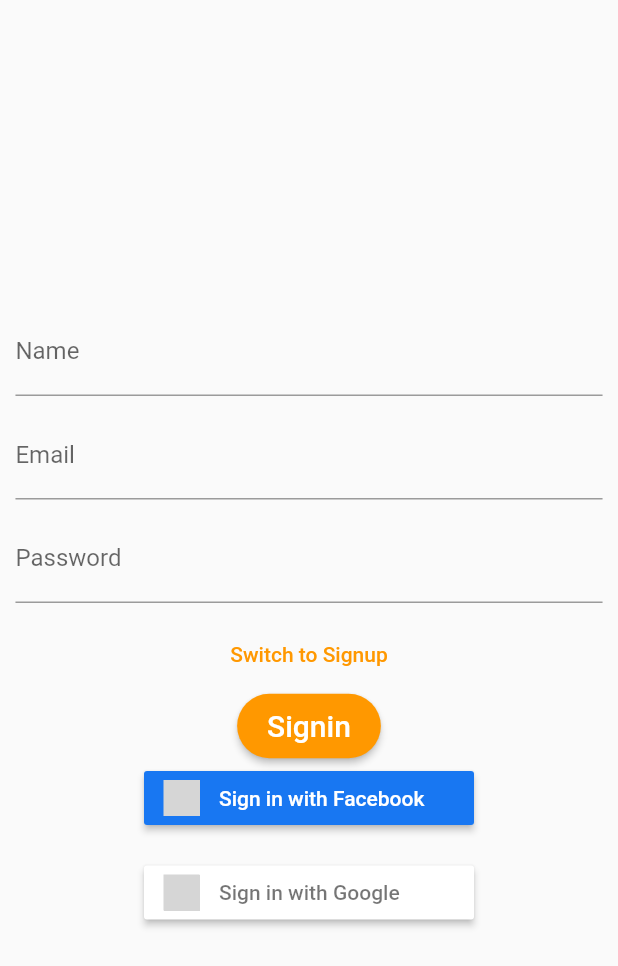
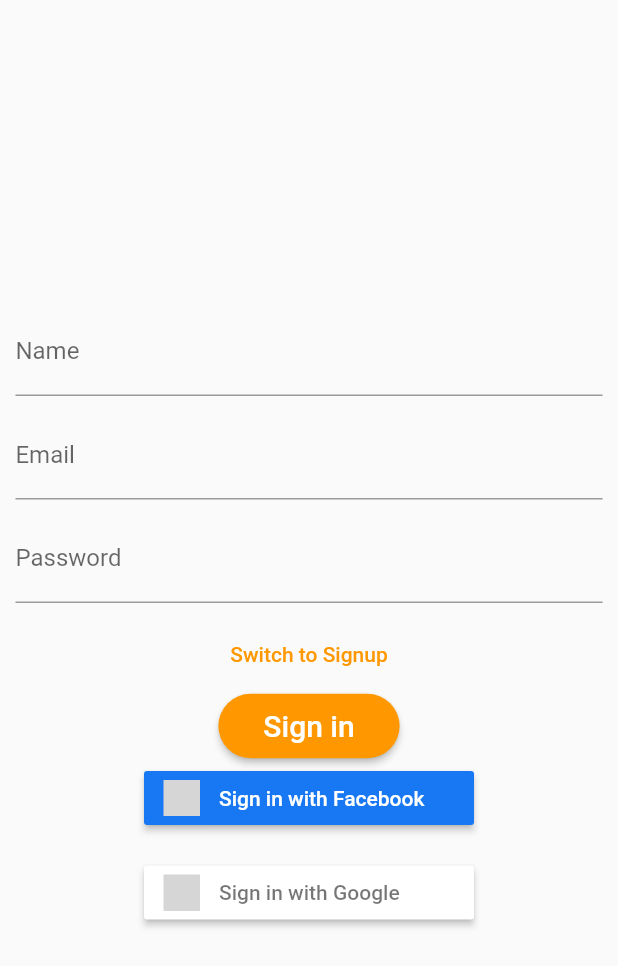
Before and after one commit to naveen-ku/food_wars, a Flutter app: the screen it shows after launch, after a tap on "Get Started", on a phone screen of 412 x 824 dp. Shown: the top 966 px of the screen. Run offline on Flutter 3.47's test engine with Material 2 defaults, Android fonts, the phone set to English and light mode, and no system bars; our stand-ins replace flutter_signin_button; grey boxes are pictures that could not be loaded.

Commit message:
Fixing Image

```diff
--- a/lib/pages/auth.dart
+++ b/lib/pages/auth.dart
@@ -124,9 +124,9 @@ class _AuthPageState extends State<AuthPage> {
                           borderRadius: BorderRadius.circular(40.0),
                         ),
                         padding: EdgeInsets.symmetric(
-                            horizontal: 20.0, vertical: 10.0),
+                            horizontal: 30.0, vertical: 10.0),
                         child: Text(
-                          "Signin",
+                          "Sign in",
                           style: TextStyle(
                               color: Theme.of(context).accentColor,
                               fontSize: 20.0),
--- a/lib/pages/landing_page.dart
+++ b/lib/pages/landing_page.dart
@@ -4,8 +4,9 @@ import 'package:food_wars/pages/auth.dart';
 class LandingPage extends StatelessWidget {
   Widget _buildImage() {
     return Transform.rotate(
-      angle: -50 * 3.14 / 180,
+      angle: -0 * 3.14 / 180,
       child: Container(
+          // alignment: Alignment.bottomCenter,
           margin: EdgeInsets.only(bottom: 30.0),
           child: Image.asset('assets/food.png'),
           color: Colors.transparent),
@@ -14,13 +15,13 @@ class LandingPage extends StatelessWidget {
 
   @override
   Widget build(BuildContext context) {
+    final double deviceHight = MediaQuery.of(context).size.height;
+
     return Scaffold(
       body: Container(
         child: Column(
           children: [
-            SizedBox(
-              height: 20.0,
-            ),
+            SizedBox(height: deviceHight * .25),
             _buildImage(),
             SizedBox(height: 20.0),
             Container(
```
Also changed, not shown: assets/food.png.
